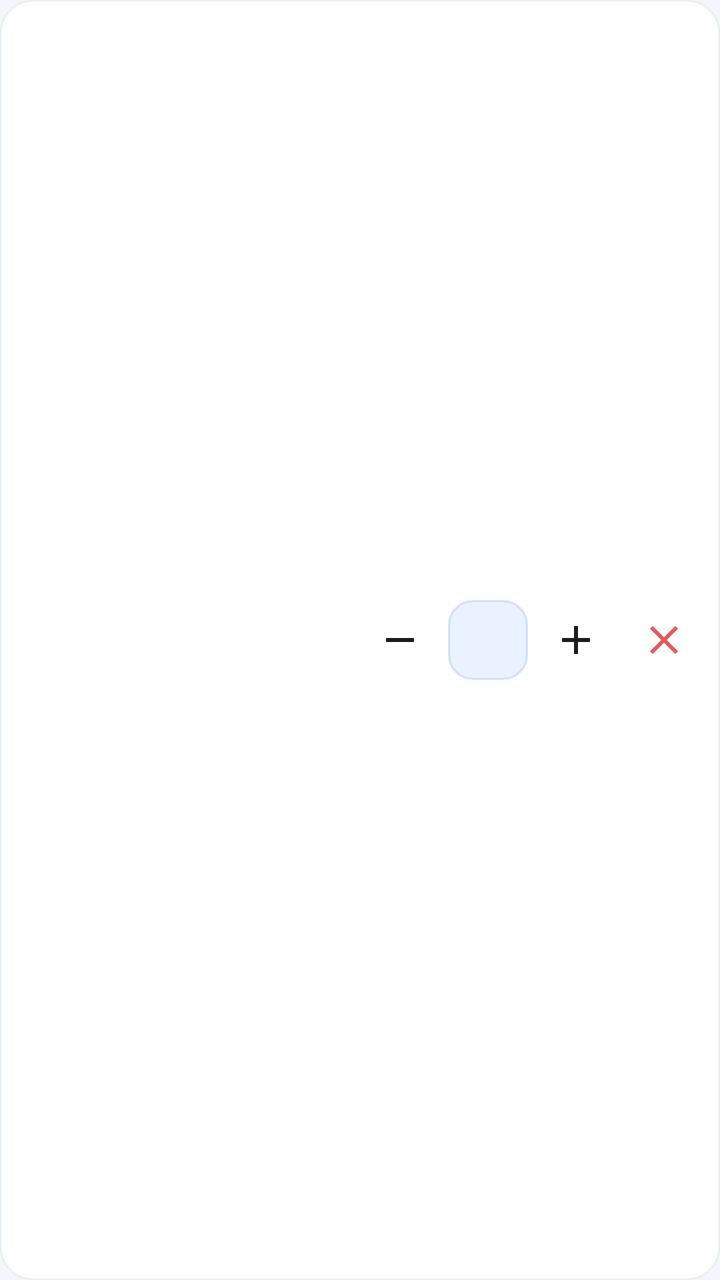
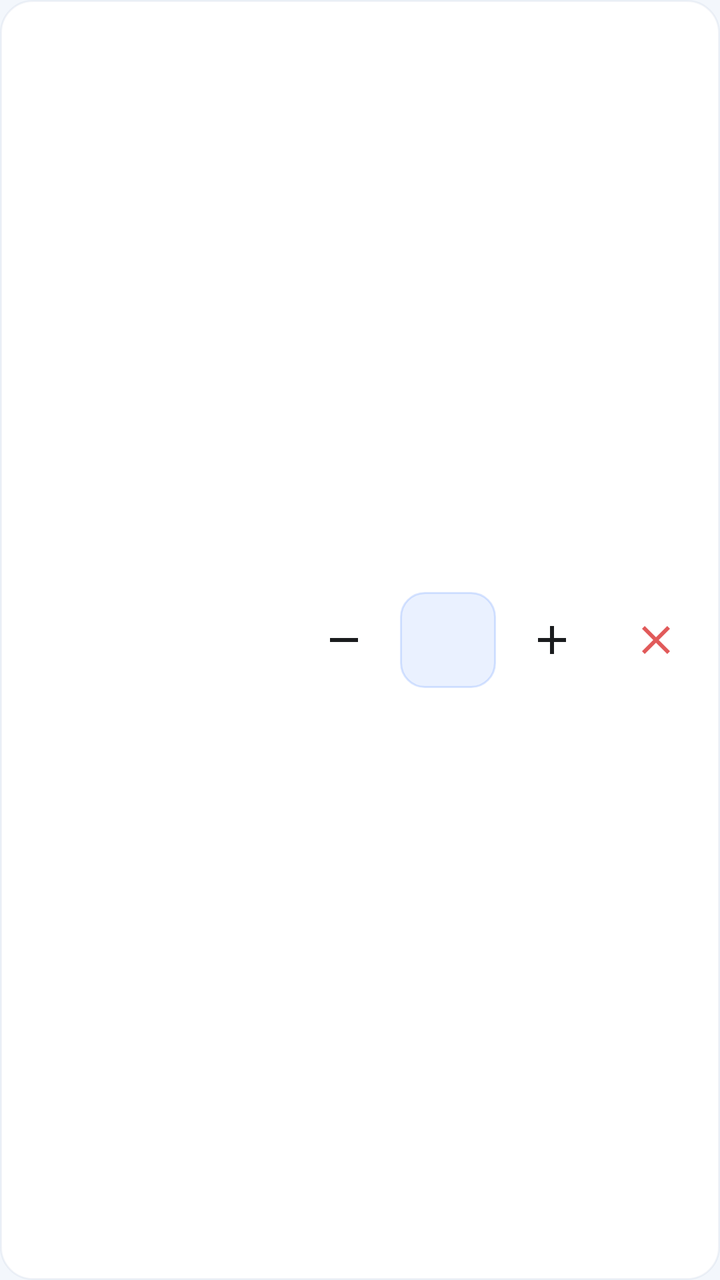

Screens rendered from an Android XML layout before and after an edit, with the pre-edit source and the edit as a unified diff.
<!-- AndroidManifest.xml: application theme Theme.Toolbox -->
<!-- res/layout/item_statistics.xml -->
<?xml version="1.0" encoding="utf-8"?>
<LinearLayout xmlns:android="http://schemas.android.com/apk/res/android"
    xmlns:app="http://schemas.android.com/apk/res-auto"
    android:layout_width="match_parent"
    android:layout_height="wrap_content"
    android:layout_marginBottom="@dimen/space_sm"
    android:background="@drawable/app_card_bg"
    android:gravity="center_vertical"
    android:minHeight="56dp"
    android:orientation="horizontal"
    android:paddingStart="@dimen/space_sm"
    android:paddingTop="@dimen/space_xs"
    android:paddingEnd="@dimen/space_sm"
    android:paddingBottom="@dimen/space_xs">

    <ImageView
        android:id="@+id/iv_check"
        android:layout_width="24dp"
        android:layout_height="24dp"
        android:layout_marginEnd="@dimen/space_xs"
        android:importantForAccessibility="no"
        android:visibility="gone" />

    <TextView
        android:id="@+id/tv_item_name"
        android:layout_width="0dp"
        android:layout_height="wrap_content"
        android:layout_marginEnd="@dimen/space_xs"
        android:layout_weight="1"
        android:ellipsize="end"
        android:maxLines="1"
        android:textColor="@color/app_text_primary"
        android:textSize="@dimen/text_body"
        android:textStyle="bold" />

    <ImageButton
        android:id="@+id/btn_decrease"
        android:layout_width="40dp"
        android:layout_height="40dp"
        android:layout_marginEnd="@dimen/space_xxs"
        android:background="?attr/selectableItemBackgroundBorderless"
        android:contentDescription="减少数量"
        android:padding="@dimen/space_xs"
        android:scaleType="centerInside"
        android:src="@drawable/ic_remove_24"
        app:tint="@color/app_text_primary" />

    <TextView
        android:id="@+id/tv_quantity"
        android:layout_width="wrap_content"
        android:layout_height="40dp"
        android:layout_marginEnd="@dimen/space_xxs"
        android:background="@drawable/app_chip_bg"
        android:clickable="true"
        android:focusable="true"
        android:gravity="center"
        android:minWidth="40dp"
        android:paddingStart="@dimen/space_xs"
        android:paddingEnd="@dimen/space_xs"
        android:textColor="@color/app_primary_dark"
        android:textSize="@dimen/text_body"
        android:textStyle="bold" />

    <ImageButton
        android:id="@+id/btn_increase"
        android:layout_width="40dp"
        android:layout_height="40dp"
        android:layout_marginEnd="@dimen/space_xxs"
        android:background="?attr/selectableItemBackgroundBorderless"
        android:contentDescription="增加数量"
        android:padding="@dimen/space_xs"
        android:scaleType="centerInside"
        android:src="@drawable/ic_add_24"
        app:tint="@color/app_text_primary" />

    <ImageButton
        android:id="@+id/btn_delete"
        android:layout_width="40dp"
        android:layout_height="40dp"
        android:background="?attr/selectableItemBackgroundBorderless"
        android:contentDescription="删除物品"
        android:padding="@dimen/space_xs"
        android:scaleType="centerInside"
        android:src="@drawable/ic_close_24"
        app:tint="@color/app_danger" />
</LinearLayout>
<!-- resources referenced by this layout -->
<resources>
  <color name="app_danger">#FFE15A5A</color>
  <color name="app_primary_dark">#FF335FD1</color>
  <color name="app_text_primary">#FF1A1C1E</color>
  <dimen name="space_sm">8dp</dimen>
  <dimen name="space_xs">6dp</dimen>
  <dimen name="space_xxs">4dp</dimen>
  <dimen name="text_body">14sp</dimen>
  <!-- drawable app_card_bg (drawable) -->
  <?xml version="1.0" encoding="utf-8"?>
  <shape xmlns:android="http://schemas.android.com/apk/res/android" android:shape="rectangle">
      <solid android:color="@color/app_surface" />
      <corners android:radius="@dimen/radius_lg" />
      <stroke android:width="1dp" android:color="@color/app_card_stroke" />
  </shape>
  <!-- drawable app_chip_bg (drawable) -->
  <?xml version="1.0" encoding="utf-8"?>
  <shape xmlns:android="http://schemas.android.com/apk/res/android" android:shape="rectangle">
      <solid android:color="@color/app_primary_light" />
      <corners android:radius="@dimen/radius_md" />
      <stroke android:width="1dp" android:color="#33427DFF" />
  </shape>
  <!-- drawable ic_add_24 (drawable) -->
  <vector xmlns:android="http://schemas.android.com/apk/res/android" android:width="24dp" android:height="24dp" android:viewportWidth="24" android:viewportHeight="24"><path android:fillColor="@android:color/white" android:pathData="M19,13h-6v6h-2v-6H5v-2h6V5h2v6h6v2z"/></vector>
  <!-- drawable ic_close_24 (drawable) -->
  <vector xmlns:android="http://schemas.android.com/apk/res/android" android:width="24dp" android:height="24dp" android:viewportWidth="24" android:viewportHeight="24" android:tint="?attr/colorControlNormal"><path android:fillColor="@android:color/white" android:pathData="M19,6.41L17.59,5 12,10.59 6.41,5 5,6.41 10.59,12 5,17.59 6.41,19 12,13.41 17.59,19 19,17.59 13.41,12z"/></vector>
  <!-- drawable ic_remove_24 (drawable) -->
  <vector xmlns:android="http://schemas.android.com/apk/res/android" android:width="24dp" android:height="24dp" android:viewportWidth="24" android:viewportHeight="24" android:tint="?attr/colorControlNormal"><path android:fillColor="@android:color/white" android:pathData="M19,13H5v-2h14v2z"/></vector>
  <color name="app_surface">#FFFFFFFF</color>
  <dimen name="radius_lg">16dp</dimen>
  <color name="app_card_stroke">#16687DA8</color>
  <color name="app_primary_light">#FFEAF1FF</color>
  <dimen name="radius_md">12dp</dimen>
  <color name="app_primary">#FF427DFF</color>
  <color name="app_on_primary">#FFFFFFFF</color>
  <color name="app_bg">#FFF3F7FC</color>
  <!-- drawable app_overlay_card_bg (drawable) -->
  <?xml version="1.0" encoding="utf-8"?>
  <shape xmlns:android="http://schemas.android.com/apk/res/android"
      android:shape="rectangle">
      <solid android:color="@color/app_surface" />
      <corners android:radius="@dimen/radius_xl" />
      <stroke android:width="1dp" android:color="@color/app_card_stroke" />
  </shape>
  <style name="Widget.Toolbox.DialogButton.Positive" parent="Widget.MaterialComponents.Button.TextButton.Dialog">
          <item name="android:textColor">@color/app_primary</item>
          <item name="android:minHeight">@dimen/button_height</item>
          <item name="rippleColor">@color/app_primary_light</item>
      </style>
  <style name="Widget.Toolbox.DialogButton.Negative" parent="Widget.MaterialComponents.Button.TextButton.Dialog">
          <item name="android:textColor">@color/app_text_secondary</item>
          <item name="android:minHeight">@dimen/button_height</item>
          <item name="rippleColor">@color/app_surface_soft</item>
      </style>
  <dimen name="radius_xl">20dp</dimen>
  <dimen name="button_height">44dp</dimen>
  <color name="app_text_secondary">#FF4C4C4C</color>
  <color name="app_surface_soft">#FFF0F5FF</color>
  <!-- unchanged entries left out for length: 2 -->
</resources>

<!-- the commit's change to res/layout/item_statistics.xml (unified diff, before → after) -->
@@ -35,8 +35,8 @@
 
     <ImageButton
         android:id="@+id/btn_decrease"
-        android:layout_width="40dp"
-        android:layout_height="40dp"
+        android:layout_width="48dp"
+        android:layout_height="48dp"
         android:layout_marginEnd="@dimen/space_xxs"
         android:background="?attr/selectableItemBackgroundBorderless"
         android:contentDescription="减少数量"
@@ -48,13 +48,13 @@
     <TextView
         android:id="@+id/tv_quantity"
         android:layout_width="wrap_content"
-        android:layout_height="40dp"
+        android:layout_height="48dp"
         android:layout_marginEnd="@dimen/space_xxs"
         android:background="@drawable/app_chip_bg"
         android:clickable="true"
         android:focusable="true"
         android:gravity="center"
-        android:minWidth="40dp"
+        android:minWidth="48dp"
         android:paddingStart="@dimen/space_xs"
         android:paddingEnd="@dimen/space_xs"
         android:textColor="@color/app_primary_dark"
@@ -63,8 +63,8 @@
 
     <ImageButton
         android:id="@+id/btn_increase"
-        android:layout_width="40dp"
-        android:layout_height="40dp"
+        android:layout_width="48dp"
+        android:layout_height="48dp"
         android:layout_marginEnd="@dimen/space_xxs"
         android:background="?attr/selectableItemBackgroundBorderless"
         android:contentDescription="增加数量"
@@ -75,8 +75,8 @@
 
     <ImageButton
         android:id="@+id/btn_delete"
-        android:layout_width="40dp"
-        android:layout_height="40dp"
+        android:layout_width="48dp"
+        android:layout_height="48dp"
         android:background="?attr/selectableItemBackgroundBorderless"
         android:contentDescription="删除物品"
         android:padding="@dimen/space_xs"
